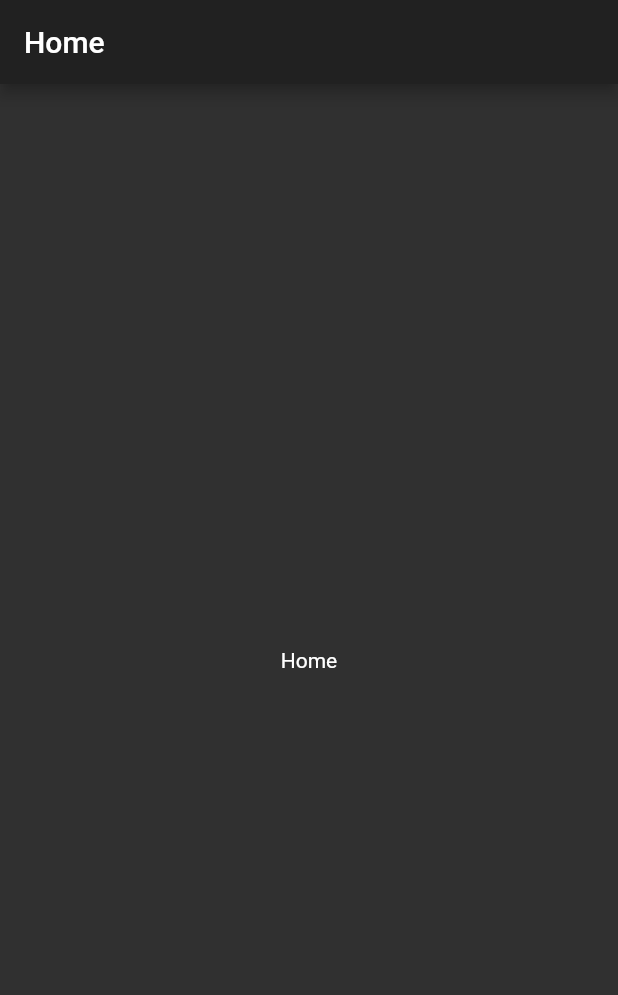
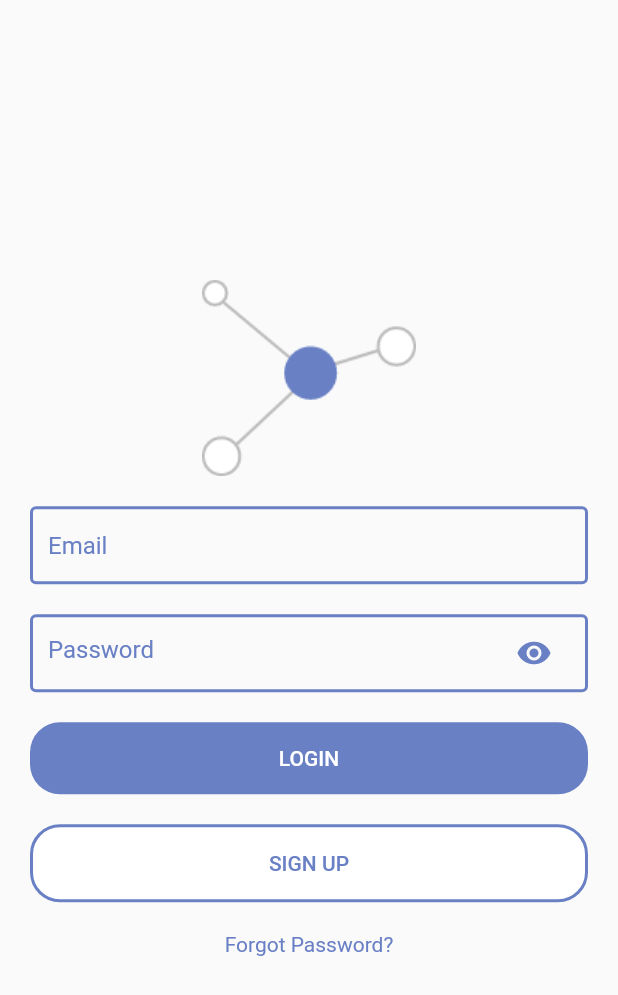
Before and after one commit to rifqieh/makaryo_app, a Flutter app: the screen it shows after launch, on a phone screen of 412 x 824 dp. Shown: the top 995 px of the screen. Run offline on Flutter 3.47's test engine with Material 2 defaults, Android fonts, the light colour scheme and no system bars.

Commit message:
menambahkan login screen

```diff
--- a/lib/main.dart
+++ b/lib/main.dart
@@ -1,4 +1,5 @@
 import 'package:flutter/material.dart';
+import 'package:makaryo_mobile/screens/login-screen.dart';
 import 'package:provider/provider.dart';
 import 'screens/home-screen.dart';
 import 'providers/theme-changer.dart';
@@ -9,7 +10,7 @@ class MyApp extends StatelessWidget {
   @override
   Widget build(BuildContext context) {
     return ChangeNotifierProvider<ThemeChanger>(
-      create: (_) => ThemeChanger(ThemeData.dark()),
+      create: (_) => ThemeChanger(ThemeData.light()),
       child: MaterialAppWithTheme(),
     );
   }
@@ -20,7 +21,7 @@ class MaterialAppWithTheme extends StatelessWidget {
   Widget build(BuildContext context) {
     final theme = Provider.of<ThemeChanger>(context);
     return MaterialApp(
-      home: HomeScreen(),
+      home: LoginScreen(),
       theme: theme.getTheme(),
     );
   }
--- /dev/null
+++ b/lib/screens/login-screen.dart
@@ -0,0 +1,97 @@
+import 'package:flutter/material.dart';
+
+Color textColor = Color(0xff6980C5);
+
+class LoginScreen extends StatefulWidget {
+  @override
+  _LoginScreenState createState() => _LoginScreenState();
+}
+
+class _LoginScreenState extends State<LoginScreen> {
+  @override
+  Widget build(BuildContext context) {
+    return Scaffold(
+      body: Center(
+        child: Column(
+          mainAxisAlignment: MainAxisAlignment.center,
+          children: <Widget>[
+            Image.asset('assets/images/logo-flat.png'),
+            SizedBox(
+              height: 20,
+            ),
+            Container(
+              decoration: BoxDecoration(
+                border: Border.all(width: 2, color: textColor),
+                borderRadius: BorderRadius.circular(4),
+              ),
+              padding: EdgeInsets.symmetric(horizontal: 10),
+              margin: EdgeInsets.only(bottom: 20, left: 20, right: 20),
+              child: TextField(
+                decoration: InputDecoration(
+                  hintText: 'Email',
+                  hintStyle: TextStyle(
+                    color: textColor,
+                  ),
+                  border: InputBorder.none,
+                ),
+              ),
+            ),
+            Container(
+              decoration: BoxDecoration(
+                border: Border.all(width: 2, color: textColor),
+                borderRadius: BorderRadius.circular(4),
+              ),
+              padding: EdgeInsets.symmetric(horizontal: 10),
+              margin: EdgeInsets.only(bottom: 20, left: 20, right: 20),
+              child: TextField(
+                decoration: InputDecoration(
+                    hintText: 'Password',
+                    hintStyle: TextStyle(
+                      color: textColor,
+                    ),
+                    border: InputBorder.none,
+                    suffixIcon: Icon(
+                      Icons.visibility,
+                      color: textColor,
+                    )),
+              ),
+            ),
+            Container(
+              width: MediaQuery.of(context).size.width,
+              margin: EdgeInsets.only(bottom: 20, left: 20, right: 20),
+              decoration: BoxDecoration(
+                borderRadius: BorderRadius.circular(20),
+                color: textColor,
+              ),
+              child: FlatButton(
+                child: Text(
+                  'LOGIN',
+                  style: TextStyle(color: Colors.white),
+                ),
+              ),
+            ),
+            Container(
+              width: MediaQuery.of(context).size.width,
+              margin: EdgeInsets.only(bottom: 20, left: 20, right: 20),
+              decoration: BoxDecoration(
+                border: Border.all(width: 2, color: textColor),
+                borderRadius: BorderRadius.circular(20),
+                color: Colors.white,
+              ),
+              child: FlatButton(
+                child: Text(
+                  'SIGN UP',
+                  style: TextStyle(color: textColor),
+                ),
+              ),
+            ),
+            Text(
+              'Forgot Password?',
+              style: TextStyle(color: textColor),
+            )
+          ],
+        ),
+      ),
+    );
+  }
+}
--- a/pubspec.yaml
+++ b/pubspec.yaml
@@ -39,8 +39,8 @@ flutter:
   # the material Icons class.
   uses-material-design: true
   # To add assets to your application, add an assets section, like this:
-  # assets:
-  #  - images/a_dot_burr.jpeg
+  assets:
+    - assets/images/
   #  - images/a_dot_ham.jpeg
   # An image asset can refer to one or more resolution-specific "variants", see
   # https://flutter.dev/assets-and-images/#resolution-aware.
```
Also changed, not shown: assets/images/logo-flat.png (added).
